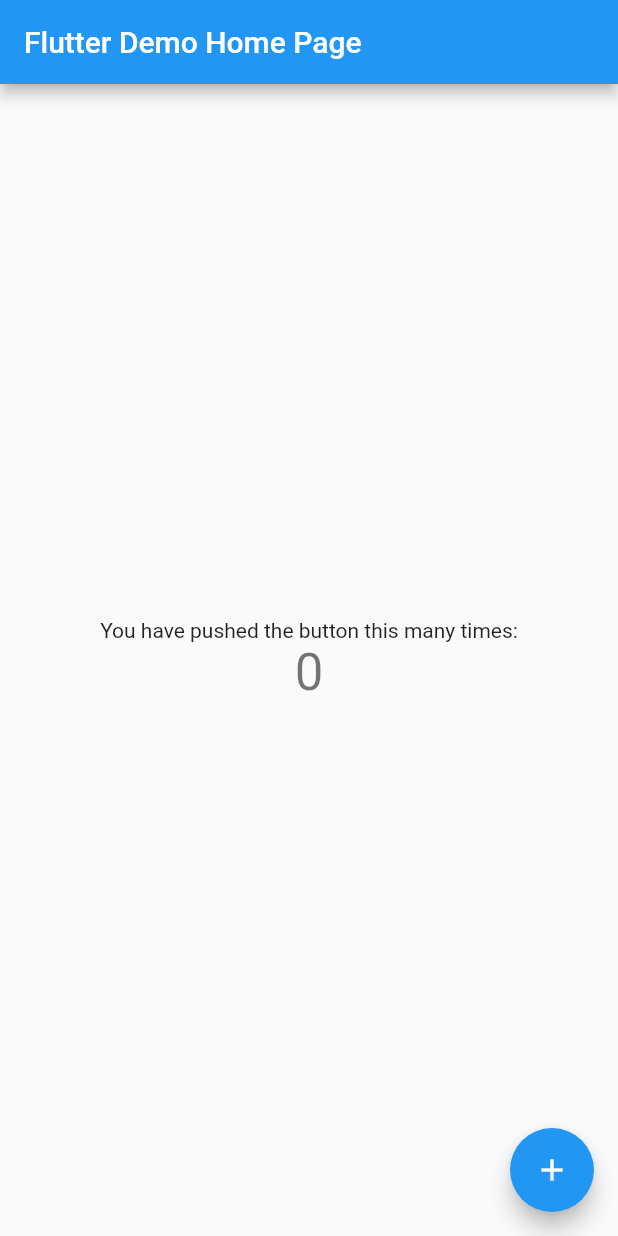
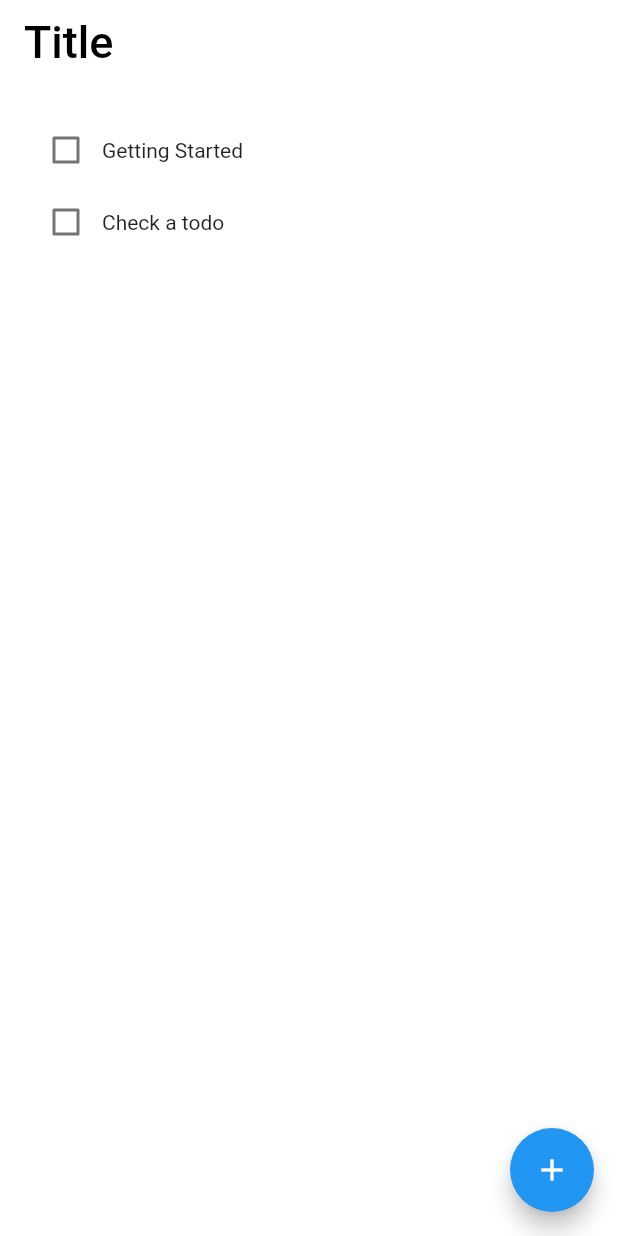
Before and after one commit to termosa/flutter_todo_app, a Flutter app: the screen it shows after launch, on a phone screen of 412 x 824 dp. Run offline on Flutter 3.47's test engine with Material 2 defaults, Android fonts, the phone set to English and light mode, and no system bars.

Commit message:
Add todo layout

```diff
--- a/lib/main.dart
+++ b/lib/main.dart
@@ -1,109 +1,88 @@
 import 'package:flutter/material.dart';
 
-void main() => runApp(new MyApp());
+const appTitle = 'YATODO';
+const backgroundColor = Colors.white;
+const textColor = Colors.black;
 
-class MyApp extends StatelessWidget {
-  // This widget is the root of your application.
+void main() => runApp(new TodoApp());
+
+class TodoApp extends StatelessWidget {
   @override
   Widget build(BuildContext context) {
-    return new MaterialApp(
-      title: 'Flutter Demo',
-      theme: new ThemeData(
-        // This is the theme of your application.
-        //
-        // Try running your application with "flutter run". You'll see the
-        // application has a blue toolbar. Then, without quitting the app, try
-        // changing the primarySwatch below to Colors.green and then invoke
-        // "hot reload" (press "r" in the console where you ran "flutter run",
-        // or press Run > Flutter Hot Reload in IntelliJ). Notice that the
-        // counter didn't reset back to zero; the application is not restarted.
-        primarySwatch: Colors.blue,
-      ),
-      home: new MyHomePage(title: 'Flutter Demo Home Page'),
-    );
+    return TasksRoute();
   }
 }
 
-class MyHomePage extends StatefulWidget {
-  MyHomePage({Key key, this.title}) : super(key: key);
-
-  // This widget is the home page of your application. It is stateful, meaning
-  // that it has a State object (defined below) that contains fields that affect
-  // how it looks.
-
-  // This class is the configuration for the state. It holds the values (in this
-  // case the title) provided by the parent (in this case the App widget) and
-  // used by the build method of the State. Fields in a Widget subclass are
-  // always marked "final".
-
-  final String title;
-
+class TasksRoute extends StatefulWidget {
   @override
-  _MyHomePageState createState() => new _MyHomePageState();
+  TasksRouteState createState() => TasksRouteState();
 }
 
-class _MyHomePageState extends State<MyHomePage> {
-  int _counter = 0;
-
-  void _incrementCounter() {
-    setState(() {
-      // This call to setState tells the Flutter framework that something has
-      // changed in this State, which causes it to rerun the build method below
-      // so that the display can reflect the updated values. If we changed
-      // _counter without calling setState(), then the build method would not be
-      // called again, and so nothing would appear to happen.
-      _counter++;
-    });
-  }
+class TasksRouteState extends State<TasksRoute> {
+  List<Task> tasks = [
+    Task('Getting Started'),
+    Task('Check a todo'),
+  ];
 
   @override
   Widget build(BuildContext context) {
-    // This method is rerun every time setState is called, for instance as done
-    // by the _incrementCounter method above.
-    //
-    // The Flutter framework has been optimized to make rerunning build methods
-    // fast, so that you can just rebuild anything that needs updating rather
-    // than having to individually change instances of widgets.
-    return new Scaffold(
-      appBar: new AppBar(
-        // Here we take the value from the MyHomePage object that was created by
-        // the App.build method, and use it to set our appbar title.
-        title: new Text(widget.title),
-      ),
-      body: new Center(
-        // Center is a layout widget. It takes a single child and positions it
-        // in the middle of the parent.
-        child: new Column(
-          // Column is also layout widget. It takes a list of children and
-          // arranges them vertically. By default, it sizes itself to fit its
-          // children horizontally, and tries to be as tall as its parent.
-          //
-          // Invoke "debug paint" (press "p" in the console where you ran
-          // "flutter run", or select "Toggle Debug Paint" from the Flutter tool
-          // window in IntelliJ) to see the wireframe for each widget.
-          //
-          // Column has various properties to control how it sizes itself and
-          // how it positions its children. Here we use mainAxisAlignment to
-          // center the children vertically; the main axis here is the vertical
-          // axis because Columns are vertical (the cross axis would be
-          // horizontal).
-          mainAxisAlignment: MainAxisAlignment.center,
-          children: <Widget>[
-            new Text(
-              'You have pushed the button this many times:',
+    return MaterialApp(
+      debugShowCheckedModeBanner: false,
+      title: appTitle,
+      home: Scaffold(
+        appBar: AppBar(
+          elevation: 0.0,
+          backgroundColor: backgroundColor,
+          centerTitle: false,
+          title: Text(
+            'Title',
+            style: TextStyle(
+              color: textColor,
+              fontSize: 30.0,
             ),
-            new Text(
-              '$_counter',
-              style: Theme.of(context).textTheme.display1,
-            ),
-          ],
+          ),
+        ),
+        backgroundColor: backgroundColor,
+        body: ListView.builder(
+          padding: EdgeInsets.all(20.0),
+          itemCount: tasks.length,
+          itemBuilder: (BuildContext context, int index) {
+            Task task = tasks[index];
+            return Row(
+              children: <Widget>[
+                Checkbox(
+                  value: task.done,
+                  onChanged: (bool newValue) {
+                    setState(() {
+                      task.toggle();
+                    });
+                  }
+                ),
+                Text(task.text),
+              ],
+            );
+          },
+        ),
+        floatingActionButton: FloatingActionButton(
+          child: Icon(Icons.add),
+          tooltip: 'Add new todo',
+          onPressed: () => _act(),
         ),
       ),
-      floatingActionButton: new FloatingActionButton(
-        onPressed: _incrementCounter,
-        tooltip: 'Increment',
-        child: new Icon(Icons.add),
-      ), // This trailing comma makes auto-formatting nicer for build methods.
     );
   }
+
+  _act() {
+    print('acting');
+  }
 }
+
+class Task {
+  final text;
+  bool _done = false;
+  bool get done => _done;
+  Task(this.text);
+  toggle() {
+    _done = !_done;
+  }
+}
```
Also changed, not shown: tasks_route.dart (added, +58 -0 lines), 1 other file.
